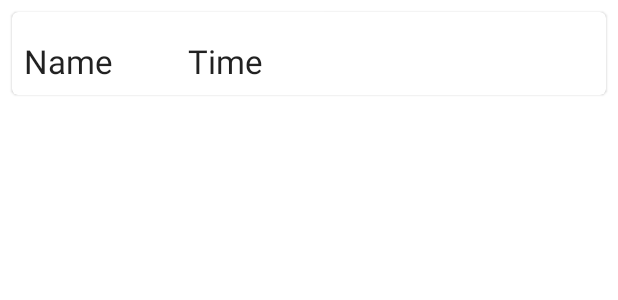
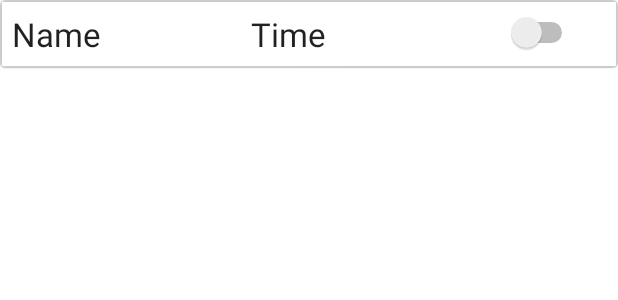
Before and after one commit to Maikaru-Sensei/GrillTimer, an Android app: the layout item_timer.xml on its own in the app's theme, with its tools: preview values and no code run, on a phone screen of 412 x 824 dp. Shown: the top 300 px of the screen. Run offline under Robolectric (Android 15) with nearby library versions, the phone set to English and light mode, and no system bars.

Commit message:
added switch for active flag in item_timer.xml and db

```diff
--- a/app/src/main/java/at/GrillTimer/DB/TimerDatabase.java
+++ b/app/src/main/java/at/GrillTimer/DB/TimerDatabase.java
@@ -48,7 +48,9 @@ public abstract class TimerDatabase extends RoomDatabase {
         @Override
         protected Void doInBackground(Void... voids) {
             Log.e("Insert", "test");
-            timerDao.insert(new Timer("Timer1", 320, 1));
+            timerDao.insert(new Timer("Timer1", 320, true));
+            timerDao.insert(new Timer("Timer2", 110, false));
+            timerDao.insert(new Timer("Timer3", 560, true));
             return null;
         }
     }
--- a/app/src/main/java/at/GrillTimer/TimerAdapter.java
+++ b/app/src/main/java/at/GrillTimer/TimerAdapter.java
@@ -3,6 +3,7 @@ package at.GrillTimer;
 import android.view.LayoutInflater;
 import android.view.View;
 import android.view.ViewGroup;
+import android.widget.Switch;
 import android.widget.TextView;
 
 import androidx.annotation.NonNull;
@@ -27,6 +28,7 @@ public class TimerAdapter extends RecyclerView.Adapter<TimerAdapter.TimerHolder>
         Timer timer = listOfTimers.get(position);
         holder.textViewTimerName.setText(timer.getName());
         holder.textViewTimerTime.setText(timer.getFormatTime());
+        holder.switchActive.setChecked(timer.getActive());
     }
 
     @Override
@@ -42,11 +44,13 @@ public class TimerAdapter extends RecyclerView.Adapter<TimerAdapter.TimerHolder>
     class TimerHolder extends RecyclerView.ViewHolder {
         private TextView textViewTimerName;
         private TextView textViewTimerTime;
+        private Switch switchActive;
 
         public TimerHolder(@NonNull View itemView) {
             super(itemView);
             textViewTimerName = itemView.findViewById(R.id.text_view_timer_name);
             textViewTimerTime = itemView.findViewById(R.id.text_view_timer_time);
+            switchActive = itemView.findViewById(R.id.switch_timer_active);
         }
     }
 }
--- /dev/null
+++ b/app/src/main/res/drawable/border.xml
@@ -0,0 +1,5 @@
+<?xml version="1.0" encoding="UTF-8"?>
+<shape xmlns:android="http://schemas.android.com/apk/res/android" android:shape="rectangle">
+    <padding android:left="10dp" android:right="10dp" android:top="10dp" android:bottom="10dp"/>
+    <stroke android:width="1dp" android:color="#CCCCCC"/>
+</shape>
--- a/app/src/main/res/layout/activity_main.xml
+++ b/app/src/main/res/layout/activity_main.xml
@@ -9,7 +9,7 @@
 
     <androidx.fragment.app.FragmentContainerView
         android:id="@+id/fragment"
-        android:name="at.bbytimer.TimerListFragment"
+        android:name="at.GrillTimer.TimerListFragment"
         android:layout_width="match_parent"
         android:layout_height="match_parent"
         app:layout_constraintBottom_toBottomOf="parent"
--- a/app/src/main/res/layout/item_timer.xml
+++ b/app/src/main/res/layout/item_timer.xml
@@ -2,21 +2,18 @@
 <com.google.android.material.card.MaterialCardView xmlns:android="http://schemas.android.com/apk/res/android"
     xmlns:tools="http://schemas.android.com/tools"
     android:layout_width="match_parent"
-    android:layout_height="wrap_content"
-    android:layout_marginStart="8dp"
-    android:layout_marginTop="8dp"
-    android:layout_marginEnd="8dp">
+    android:layout_height="wrap_content">
 
     <RelativeLayout
-        android:layout_width="wrap_content"
+        android:layout_width="match_parent"
         android:layout_height="wrap_content"
-        android:padding="8dp">
+        android:padding="8dp"
+        android:background="@drawable/border">
 
         <TextView
             android:id="@+id/text_view_timer_name"
             android:layout_width="wrap_content"
             android:layout_height="wrap_content"
-            android:layout_marginTop="10dp"
             android:text="@string/timer_name"
             android:textAppearance="@style/TextAppearance.AppCompat.Large">
         </TextView>
@@ -25,13 +22,20 @@
             android:id="@+id/text_view_timer_time"
             android:layout_width="wrap_content"
             android:layout_height="wrap_content"
-            android:layout_marginTop="10dp"
             android:layout_toEndOf="@id/text_view_timer_name"
-            android:layout_marginLeft="50dp"
+            android:layout_marginStart="100dp"
             android:text="@string/timer_time"
             android:textAppearance="@style/TextAppearance.AppCompat.Large">
         </TextView>
 
+        <Switch
+            android:id="@+id/switch_timer_active"
+            android:layout_width="wrap_content"
+            android:layout_height="wrap_content"
+            android:layout_toEndOf="@id/text_view_timer_time"
+            android:layout_marginStart="120dp" />
+
+
     </RelativeLayout>
 
 </com.google.android.material.card.MaterialCardView>
--- a/app/src/main/res/values/colors.xml
+++ b/app/src/main/res/values/colors.xml
@@ -1,6 +1,6 @@
 <?xml version="1.0" encoding="utf-8"?>
 <resources>
-    <color name="colorPrimary">#6200EE</color>
-    <color name="colorPrimaryDark">#3700B3</color>
-    <color name="colorAccent">#03DAC5</color>
+    <color name="colorPrimary">#c62828</color>
+    <color name="colorPrimaryDark">#8e0000</color>
+    <color name="colorAccent">#757575</color>
 </resources>
```
Also changed, not shown: app/src/main/java/at/GrillTimer/Timer.java (+6 -4 lines).
